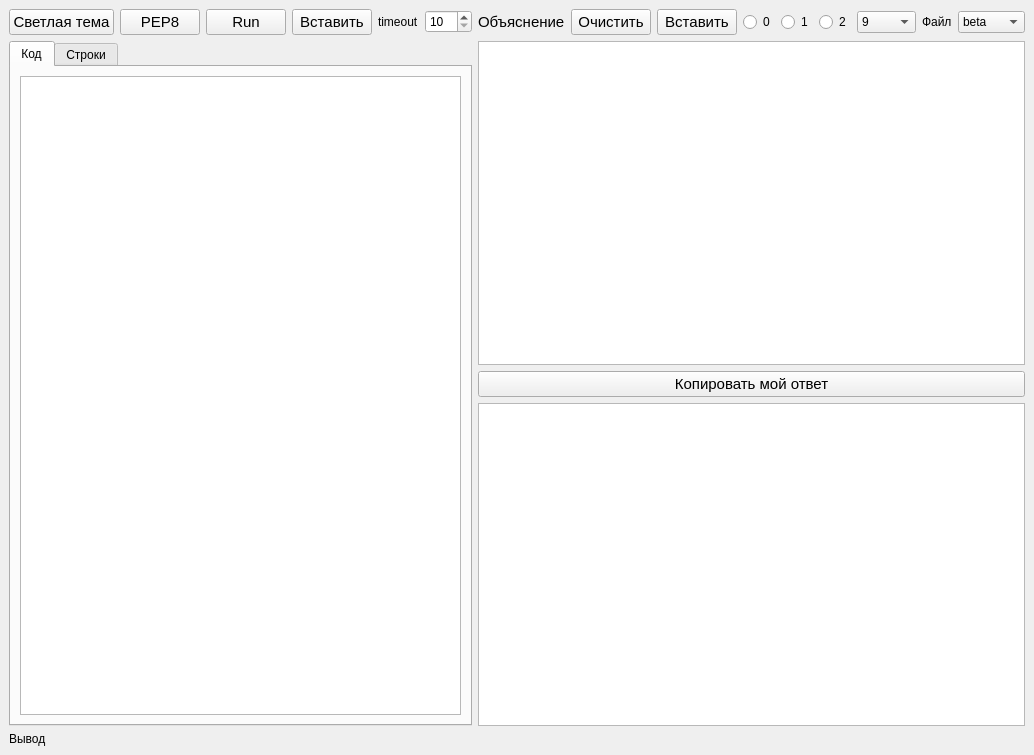
grigvlwork/reward, file mainwindow.ui: the form before one commit.
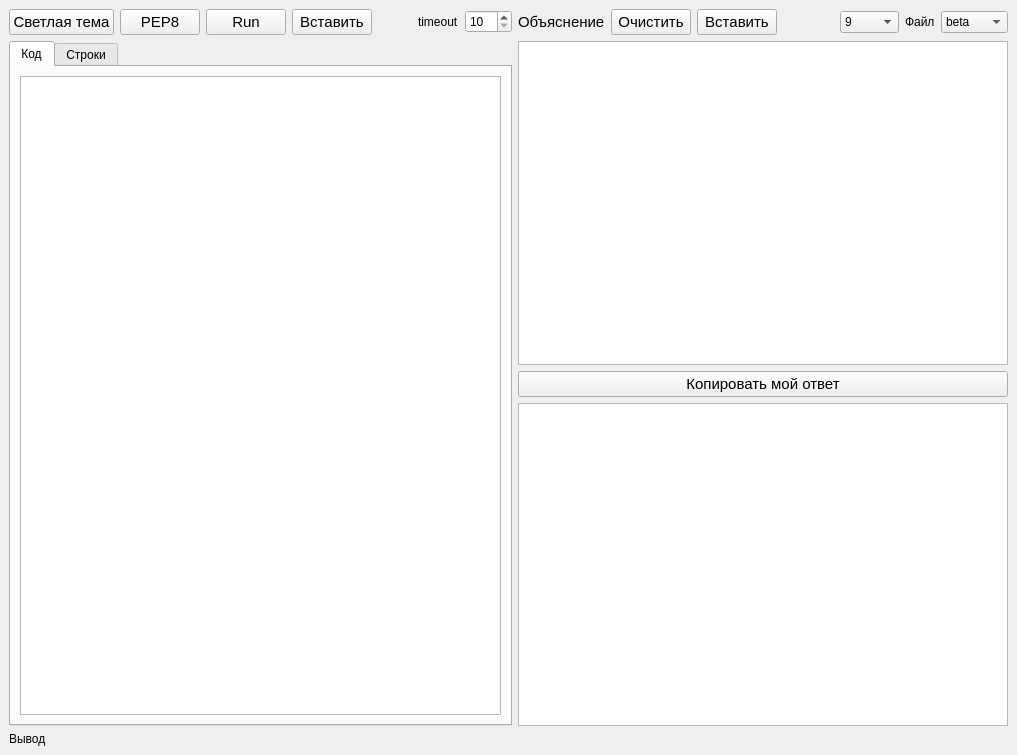
The form after the commit.

Commit message: убрал выбор номера ответа

The edit to the form file:
```diff
--- a/mainwindow.ui
+++ b/mainwindow.ui
@@ -208,27 +208,6 @@
           </item>
           <item>
            <layout class="QHBoxLayout" name="horizontalLayout_4">
-            <item>
-             <widget class="QRadioButton" name="rb0">
-              <property name="text">
-               <string>0</string>
-              </property>
-             </widget>
-            </item>
-            <item>
-             <widget class="QRadioButton" name="rb1">
-              <property name="text">
-               <string>1</string>
-              </property>
-             </widget>
-            </item>
-            <item>
-             <widget class="QRadioButton" name="rb2">
-              <property name="text">
-               <string>2</string>
-              </property>
-             </widget>
-            </item>
             <item>
              <widget class="QComboBox" name="number_cb">
               <item>
```
The commit also changes 1 other file.
